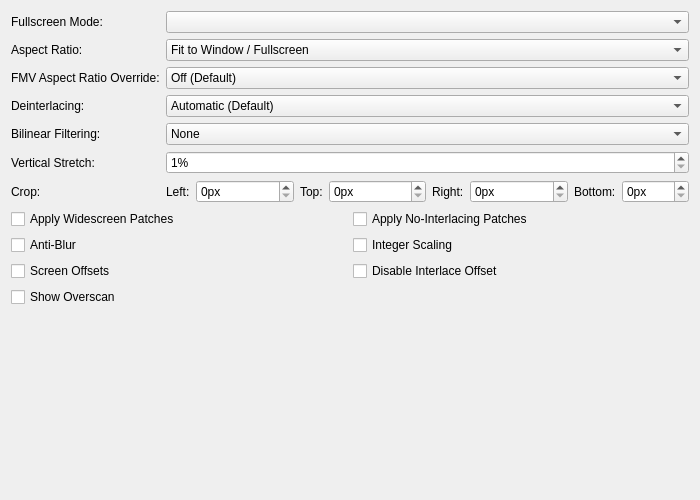
The window that pcsx2-qt/Settings/GraphicsDisplaySettingsTab.ui (PCSX2/pcsx2) describes before a commit, drawn with Qt 5.
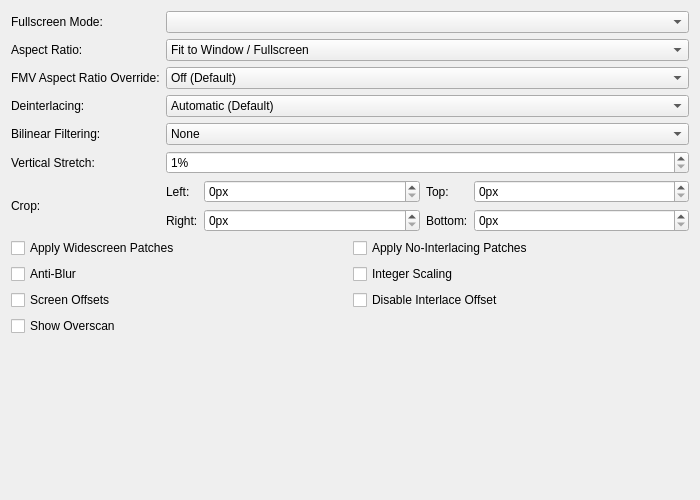
The same window after the commit.

Commit message: Qt: Fix various settings window layout issues

```diff
--- a/pcsx2-qt/Settings/GraphicsDisplaySettingsTab.ui
+++ b/pcsx2-qt/Settings/GraphicsDisplaySettingsTab.ui
@@ -19,7 +19,7 @@
   <property name="windowTitle">
    <string/>
   </property>
-  <layout class="QGridLayout" name="gridLayout">
+  <layout class="QGridLayout" name="gridLayout" columnstretch="0,1">
    <item row="3" column="0">
     <widget class="QLabel" name="interlacingLabel">
      <property name="text">
@@ -27,78 +27,6 @@
      </property>
     </widget>
    </item>
-   <item row="6" column="1">
-    <layout class="QHBoxLayout" name="cropLayout" stretch="0,1,0,1,0,1,0,0">
-     <item>
-      <widget class="QLabel" name="cropLeftLabel">
-       <property name="text">
-        <string extracomment="Warning: short space constraints. Abbreviate if necessary.">Left:</string>
-       </property>
-      </widget>
-     </item>
-     <item>
-      <widget class="QSpinBox" name="cropLeft">
-       <property name="suffix">
-        <string>px</string>
-       </property>
-       <property name="maximum">
-        <number>1000</number>
-       </property>
-      </widget>
-     </item>
-     <item>
-      <widget class="QLabel" name="cropTopLabel">
-       <property name="text">
-        <string extracomment="Warning: short space constraints. Abbreviate if necessary.">Top:</string>
-       </property>
-      </widget>
-     </item>
-     <item>
-      <widget class="QSpinBox" name="cropTop">
-       <property name="suffix">
-        <string>px</string>
-       </property>
-       <property name="maximum">
-        <number>1000</number>
-       </property>
-      </widget>
-     </item>
-     <item>
-      <widget class="QLabel" name="cropRightLabel">
-       <property name="text">
-        <string extracomment="Warning: short space constraints. Abbreviate if necessary.">Right:</string>
-       </property>
-      </widget>
-     </item>
-     <item>
-      <widget class="QSpinBox" name="cropRight">
-       <property name="suffix">
-        <string>px</string>
-       </property>
-       <property name="maximum">
-        <number>1000</number>
-       </property>
-      </widget>
-     </item>
-     <item>
-      <widget class="QLabel" name="cropBottomLabel">
-       <property name="text">
-        <string extracomment="Warning: short space constraints. Abbreviate if necessary.">Bottom:</string>
-       </property>
-      </widget>
-     </item>
-     <item>
-      <widget class="QSpinBox" name="cropBottom">
-       <property name="suffix">
-        <string>px</string>
-       </property>
-       <property name="maximum">
-        <number>1000</number>
-       </property>
-      </widget>
-     </item>
-    </layout>
-   </item>
    <item row="0" column="1">
     <widget class="QComboBox" name="fullscreenModes"/>
    </item>
@@ -352,11 +280,83 @@
      <property name="sizeHint" stdset="0">
       <size>
        <width>20</width>
-       <height>40</height>
+       <height>0</height>
       </size>
      </property>
     </spacer>
    </item>
+   <item row="6" column="1">
+    <layout class="QGridLayout" name="gridLayout_2" columnstretch="0,1,0,1">
+     <item row="0" column="3">
+      <widget class="QSpinBox" name="cropTop">
+       <property name="suffix">
+        <string>px</string>
+       </property>
+       <property name="maximum">
+        <number>1000</number>
+       </property>
+      </widget>
+     </item>
+     <item row="0" column="2">
+      <widget class="QLabel" name="cropTopLabel">
+       <property name="text">
+        <string extracomment="Warning: short space constraints. Abbreviate if necessary.">Top:</string>
+       </property>
+      </widget>
+     </item>
+     <item row="0" column="0">
+      <widget class="QLabel" name="cropLeftLabel">
+       <property name="text">
+        <string extracomment="Warning: short space constraints. Abbreviate if necessary.">Left:</string>
+       </property>
+      </widget>
+     </item>
+     <item row="0" column="1">
+      <widget class="QSpinBox" name="cropLeft">
+       <property name="suffix">
+        <string>px</string>
+       </property>
+       <property name="maximum">
+        <number>1000</number>
+       </property>
+      </widget>
+     </item>
+     <item row="1" column="0">
+      <widget class="QLabel" name="cropRightLabel">
+       <property name="text">
+        <string extracomment="Warning: short space constraints. Abbreviate if necessary.">Right:</string>
+       </property>
+      </widget>
+     </item>
+     <item row="1" column="1">
+      <widget class="QSpinBox" name="cropRight">
+       <property name="suffix">
+        <string>px</string>
+       </property>
+       <property name="maximum">
+        <number>1000</number>
+       </property>
+      </widget>
+     </item>
+     <item row="1" column="2">
+      <widget class="QLabel" name="cropBottomLabel">
+       <property name="text">
+        <string extracomment="Warning: short space constraints. Abbreviate if necessary.">Bottom:</string>
+       </property>
+      </widget>
+     </item>
+     <item row="1" column="3">
+      <widget class="QSpinBox" name="cropBottom">
+       <property name="suffix">
+        <string>px</string>
+       </property>
+       <property name="maximum">
+        <number>1000</number>
+       </property>
+      </widget>
+     </item>
+    </layout>
+   </item>
   </layout>
  </widget>
  <resources/>
```
The commit also changes 31 other files.
